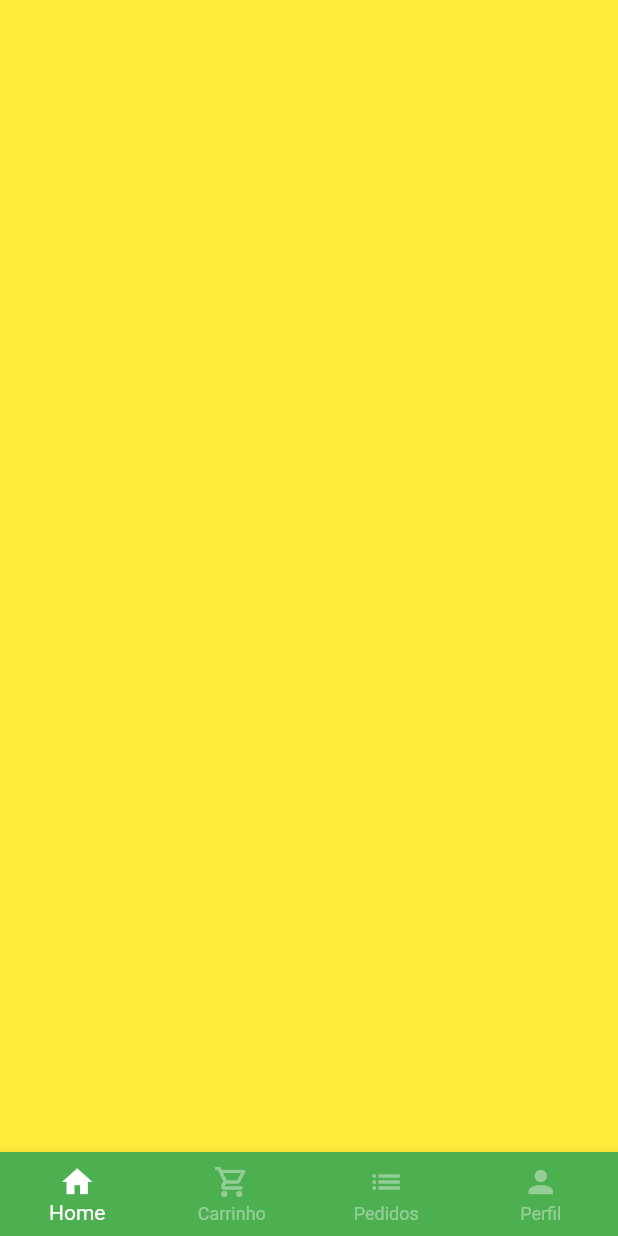
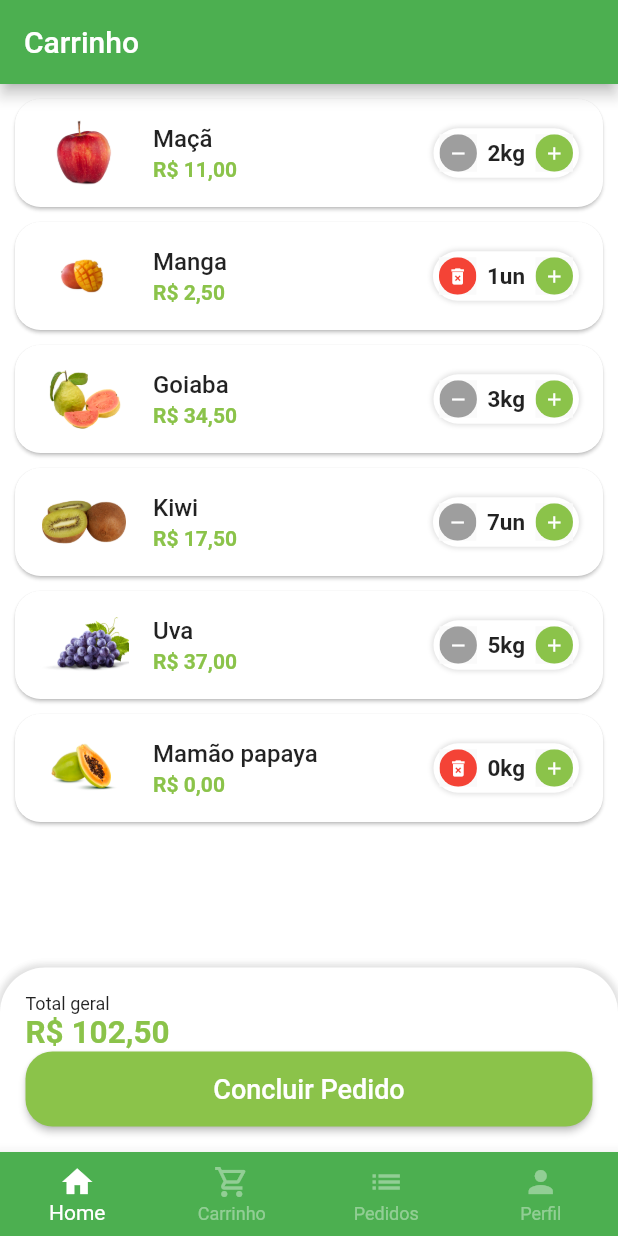
Before and after one commit to fagnerlc/greengrocer, a Flutter app: the BaseScreen screen opened directly, swiped to page 2, on a phone screen of 412 x 824 dp. Run offline on Flutter 3.47's test engine with Material 2 defaults, Android fonts, the phone set to English and light mode, and no system bars; our stand-ins replace animated_text_kit, badges, get, mask_text_input_formatter.

```diff
--- a/lib/src/config/app_data.dart
+++ b/lib/src/config/app_data.dart
@@ -1,4 +1,6 @@
+import 'package:greengrocer/src/models/cart_item_model.dart';
 import 'package:greengrocer/src/models/item_model.dart';
+import 'package:greengrocer/src/models/user_model.dart';
 
 ItemModel apple = ItemModel(
   description:
@@ -70,3 +72,38 @@ List<String> categorias = [
   'Temperos',
   'Cereais',
 ];
+
+List<CartItemModel> cartItems = [
+  CartItemModel(
+    item: apple,
+    quantity: 2,
+  ),
+  CartItemModel(
+    item: mango,
+    quantity: 1,
+  ),
+  CartItemModel(
+    item: guava,
+    quantity: 3,
+  ),
+  CartItemModel(
+    item: kiwi,
+    quantity: 7,
+  ),
+  CartItemModel(
+    item: grape,
+    quantity: 5,
+  ),
+  CartItemModel(
+    item: papaya,
+    quantity: 0,
+  ),
+];
+
+UserModel user = UserModel(
+  name: 'Fagner',
+  email: 'fagnerlc@gmail.com',
+  phone: '21998007055',
+  cpf: '84076666534',
+  password: '123',
+);
--- /dev/null
+++ b/lib/src/models/cart_item_model.dart
@@ -0,0 +1,13 @@
+import 'package:greengrocer/src/models/item_model.dart';
+
+class CartItemModel {
+  ItemModel item;
+  int quantity;
+
+  CartItemModel({
+    required this.item,
+    required this.quantity,
+  });
+
+  double totalPrice() => item.price * quantity;
+}
--- a/lib/src/pages/auth/sign_in_screen.dart
+++ b/lib/src/pages/auth/sign_in_screen.dart
@@ -1,9 +1,9 @@
 import 'package:animated_text_kit/animated_text_kit.dart';
 import 'package:flutter/material.dart';
 import 'package:greengrocer/src/config/custom_colors.dart';
-import 'package:greengrocer/src/pages/auth/components/custom_elevated_button.dart';
-import 'package:greengrocer/src/pages/auth/components/custom_outlined_button.dart';
-import 'package:greengrocer/src/pages/auth/components/custom_text_field.dart';
+import 'package:greengrocer/src/pages/common_widgets/custom_elevated_button.dart';
+import 'package:greengrocer/src/pages/common_widgets/custom_outlined_button.dart';
+import 'package:greengrocer/src/pages/common_widgets/custom_text_field.dart';
 import 'package:greengrocer/src/pages/auth/sign_up_screen.dart';
 import 'package:greengrocer/src/pages/base/base_screen.dart';
 
--- a/lib/src/pages/auth/sign_up_screen.dart
+++ b/lib/src/pages/auth/sign_up_screen.dart
@@ -1,7 +1,7 @@
 import 'package:flutter/material.dart';
 import 'package:greengrocer/src/config/custom_colors.dart';
-import 'package:greengrocer/src/pages/auth/components/custom_elevated_button.dart';
-import 'package:greengrocer/src/pages/auth/components/custom_text_field.dart';
+import 'package:greengrocer/src/pages/common_widgets/custom_elevated_button.dart';
+import 'package:greengrocer/src/pages/common_widgets/custom_text_field.dart';
 
 class SignUpScreen extends StatelessWidget {
   const SignUpScreen({Key? key}) : super(key: key);
--- a/lib/src/pages/base/base_screen.dart
+++ b/lib/src/pages/base/base_screen.dart
@@ -1,5 +1,7 @@
 import 'package:flutter/material.dart';
+import 'package:greengrocer/src/pages/cart/cart_tab.dart';
 import 'package:greengrocer/src/pages/home/home_tab.dart';
+import 'package:greengrocer/src/pages/profile/profile_tab.dart';
 
 class BaseScreen extends StatefulWidget {
   const BaseScreen({Key? key}) : super(key: key);
@@ -20,9 +22,9 @@ class _BaseScreenState extends State<BaseScreen> {
         controller: pageController,
         children: [
           HomeTab(),
-          Container(color: Colors.yellow),
+          CartTab(),
           Container(color: Colors.blue),
-          Container(color: Colors.purple),
+          ProfileTab(),
         ],
       ),
       bottomNavigationBar: BottomNavigationBar(
--- /dev/null
+++ b/lib/src/pages/cart/cart_tab.dart
@@ -0,0 +1,141 @@
+import 'package:flutter/material.dart';
+import 'package:greengrocer/src/config/custom_colors.dart';
+import 'package:greengrocer/src/models/cart_item_model.dart';
+import 'package:greengrocer/src/pages/cart/components/cart_tile.dart';
+import 'package:greengrocer/src/services/utils_services.dart';
+import 'package:greengrocer/src/config/app_data.dart' as app_data;
+
+class CartTab extends StatefulWidget {
+  CartTab({Key? key}) : super(key: key);
+
+  @override
+  State<CartTab> createState() => _CartTabState();
+}
+
+class _CartTabState extends State<CartTab> {
+  final UtilsServices utilsServices = UtilsServices();
+
+  void removeItemFromCart(CartItemModel cartItem) {
+    setState(() {
+      app_data.cartItems.remove(cartItem);
+    });
+  }
+
+  double cartTotalPrice() {
+    double total = 0;
+    setState(() {
+      for (var item in app_data.cartItems) {
+        total += item.totalPrice();
+      }
+    });
+    return total;
+  }
+
+  @override
+  Widget build(BuildContext context) {
+    return Scaffold(
+      appBar: AppBar(
+        centerTitle: false,
+        title: const Text('Carrinho'),
+      ),
+      body: Column(
+        children: [
+          Expanded(
+            child: ListView.builder(
+              itemBuilder: (_, index) {
+                return CartTile(
+                  cartItem: app_data.cartItems[index],
+                  remove: removeItemFromCart,
+                );
+              },
+              itemCount: app_data.cartItems.length,
+            ),
+          ),
+          Container(
+            padding: const EdgeInsets.all(17),
+            decoration: BoxDecoration(
+              color: Colors.white,
+              borderRadius: const BorderRadius.vertical(
+                top: Radius.circular(30),
+              ),
+              boxShadow: [
+                BoxShadow(
+                  color: Colors.grey.shade300,
+                  blurRadius: 3,
+                  spreadRadius: 2,
+                ),
+              ],
+            ),
+            child: Column(
+              crossAxisAlignment: CrossAxisAlignment.stretch,
+              children: [
+                const Text(
+                  'Total geral',
+                  style: TextStyle(
+                    fontSize: 12,
+                  ),
+                ),
+                Text(
+                  utilsServices.priceToCurrency(cartTotalPrice()),
+                  style: TextStyle(
+                    fontSize: 21,
+                    color: CustomColors.customSwatchColor,
+                    fontWeight: FontWeight.bold,
+                  ),
+                ),
+                SizedBox(
+                  height: 50,
+                  child: ElevatedButton(
+                    style: ElevatedButton.styleFrom(
+                      primary: CustomColors.customSwatchColor,
+                      shape: RoundedRectangleBorder(
+                        borderRadius: BorderRadius.circular(18),
+                      ),
+                    ),
+                    onPressed: () async {
+                      bool? result = await showOrderConfirmation();
+                      print(result);
+                    },
+                    child: const Text(
+                      'Concluir Pedido',
+                      style: TextStyle(fontSize: 18),
+                    ),
+                  ),
+                ),
+              ],
+            ),
+          ),
+        ],
+      ),
+    );
+  }
+
+  Future<bool?> showOrderConfirmation() {
+    return showDialog<bool>(
+        context: context,
+        builder: (context) {
+          return AlertDialog(
+            shape: RoundedRectangleBorder(borderRadius: BorderRadius.circular(20)),
+            title: const Text('Confirmação'),
+            content: const Text('Deseja realmente concluir o pedido?'),
+            actions: [
+              TextButton(
+                onPressed: () {
+                  Navigator.of(context).pop(false);
+                },
+                child: const Text('Não'),
+              ),
+              ElevatedButton(
+                style: ElevatedButton.styleFrom(
+                  shape: RoundedRectangleBorder(borderRadius: BorderRadius.circular(20)),
+                ),
+                onPressed: () {
+                  Navigator.of(context).pop(true);
+                },
+                child: const Text('Sim'),
+              ),
+            ],
+          );
+        });
+  }
+}
--- /dev/null
+++ b/lib/src/pages/cart/components/cart_tile.dart
@@ -0,0 +1,71 @@
+import 'package:flutter/material.dart';
+
+import 'package:greengrocer/src/config/custom_colors.dart';
+import 'package:greengrocer/src/models/cart_item_model.dart';
+import 'package:greengrocer/src/pages/common_widgets/quantity_widget.dart';
+import 'package:greengrocer/src/services/utils_services.dart';
+
+class CartTile extends StatefulWidget {
+  final CartItemModel cartItem;
+  final Function(CartItemModel) remove;
+  CartTile({
+    Key? key,
+    required this.cartItem,
+    required this.remove,
+  }) : super(key: key);
+
+  @override
+  State<CartTile> createState() => _CartTileState();
+}
+
+class _CartTileState extends State<CartTile> {
+  final UtilsServices utilsServices = UtilsServices();
+
+  @override
+  Widget build(BuildContext context) {
+    return Card(
+      margin: const EdgeInsets.fromLTRB(10, 10, 10, 0),
+      shape: RoundedRectangleBorder(borderRadius: BorderRadius.circular(17)),
+      child: ListTile(
+        // imagem
+        leading: Image.asset(
+          widget.cartItem.item.imgUrl,
+          height: 60,
+          width: 60,
+        ),
+        // Titulo
+        title: Text(
+          widget.cartItem.item.itemName,
+          style: const TextStyle(
+            fontWeight: FontWeight.w500,
+          ),
+        ),
+
+        // Total
+        subtitle: Text(
+          utilsServices.priceToCurrency(widget.cartItem.totalPrice()),
+          style: TextStyle(
+            color: CustomColors.customSwatchColor,
+            fontWeight: FontWeight.bold,
+          ),
+        ),
+
+        // Quantidade
+        trailing: QuantityWidget(
+          suffixText: widget.cartItem.item.unit,
+          value: widget.cartItem.quantity,
+          result: (int quantity) {
+            setState(() {
+              widget.cartItem.quantity = quantity;
+              if (quantity == 0) {
+                // Remover Item do Carrinho
+                widget.remove(widget.cartItem);
+              }
+            });
+          },
+          isRemovable: true,
+        ),
+      ),
+    );
+  }
+}
--- a/lib/src/pages/common_widgets/quantity_widget.dart
+++ b/lib/src/pages/common_widgets/quantity_widget.dart
@@ -5,14 +5,15 @@ import 'package:greengrocer/src/config/custom_colors.dart';
 class QuantityWidget extends StatelessWidget {
   final int value;
   final String suffixText;
-
   final Function(int quantity) result;
+  final bool isRemovable;
 
   const QuantityWidget({
     Key? key,
     required this.value,
     required this.suffixText,
     required this.result,
+    this.isRemovable = false,
   }) : super(key: key);
 
   @override
@@ -31,18 +32,19 @@ class QuantityWidget extends StatelessWidget {
         ],
       ),
       child: Row(
+        mainAxisSize: MainAxisSize.min,
         children: [
           _QuantityButton(
-            icon: Icons.remove,
-            color: Colors.grey,
+            icon: !isRemovable || value > 1 ? Icons.remove : Icons.delete_forever,
+            color: !isRemovable || value > 1 ? Colors.grey : Colors.red,
             onPressed: () {
-              if (value == 1) return;
+              if (value == 1 && !isRemovable) return;
               int resultCount = value - 1;
               result(resultCount);
             },
           ),
           Padding(
-            padding: EdgeInsets.symmetric(horizontal: 7),
+            padding: const EdgeInsets.symmetric(horizontal: 7),
             child: Text(
               '$value$suffixText',
               style: const TextStyle(
```
Also changed, not shown: lib/src/models/user_model.dart (added, +14 -0 lines), lib/src/pages/common_widgets/custom_text_field.dart (renamed from lib/src/pages/auth/components/custom_text_field.dart, +12 -5 lines), lib/src/pages/profile/profile_tab.dart (added, +145 -0 lines), lib/src/pages/common_widgets/custom_elevated_button.dart (renamed from lib/src/pages/auth/components/custom_elevated_button.dart), lib/src/pages/common_widgets/custom_outlined_button.dart (renamed from lib/src/pages/auth/components/custom_outlined_button.dart).
